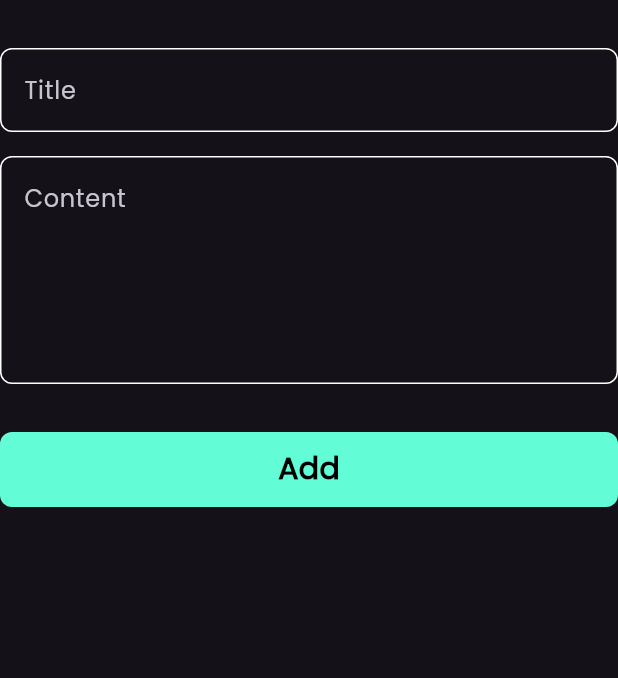
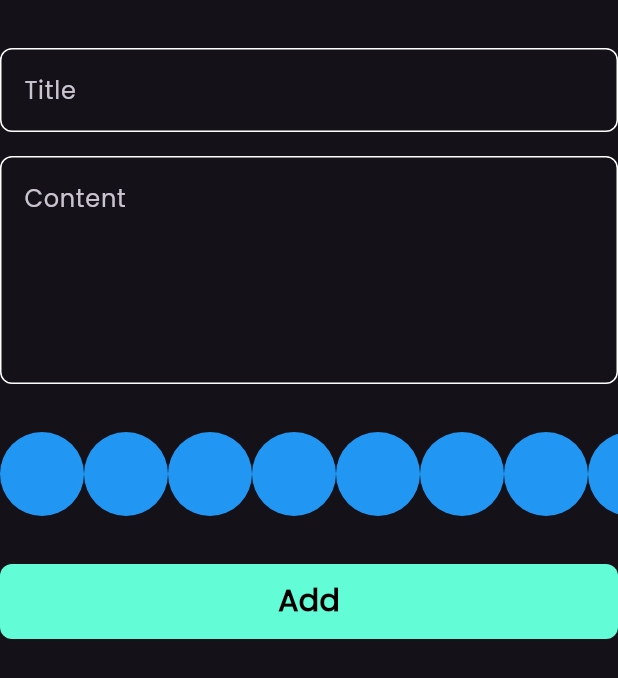
Before and after one commit to ragehh/notes_app, a Flutter app: the AddNoteForm widget shown alone on an empty page, opened directly, on a phone screen of 412 x 824 dp. Shown: the top 678 px of the screen. Run offline on Flutter 3.47's test engine with Material 3 defaults, Android fonts, the phone set to English and light mode, and no system bars; our stand-ins replace flutter_bloc, font_awesome_flutter, hive, hive_flutter; accounts and stored records are empty.

Commit message:
Create colors list view part one

```diff
--- a/lib/views/widgets/add_note_form.dart
+++ b/lib/views/widgets/add_note_form.dart
@@ -3,6 +3,7 @@ import 'package:flutter_bloc/flutter_bloc.dart';
 import 'package:intl/intl.dart';
 import 'package:notes_app/cubits/add_note_cubit/add_note_cubit.dart';
 import 'package:notes_app/models/note_model.dart';
+import 'package:notes_app/views/widgets/colors_list_view.dart';
 
 import 'custom_button.dart';
 import 'custom_text_field.dart';
@@ -42,6 +43,9 @@ class _AddNoteFormState extends State<AddNoteForm> {
             maxLines: 5,
           ),
           const SizedBox(height: 32),
+          ColorsListView(),
+          const SizedBox(height: 32),
+
           BlocBuilder<AddNoteCubit, AddNoteState>(
             builder: (context, state) {
               return CustomButton(
--- /dev/null
+++ b/lib/views/widgets/colors_list_view.dart
@@ -0,0 +1,28 @@
+import 'package:flutter/material.dart';
+
+class ColorsListView extends StatelessWidget {
+  const ColorsListView({super.key});
+
+  @override
+  Widget build(BuildContext context) {
+    return SizedBox(
+      height: 28 * 2,
+      child: ListView.builder(
+        itemCount: 10,
+        scrollDirection: Axis.horizontal,
+        itemBuilder: (context, index) {
+          return ColorItem();
+        },
+      ),
+    );
+  }
+}
+
+class ColorItem extends StatelessWidget {
+  const ColorItem({super.key});
+
+  @override
+  Widget build(BuildContext context) {
+    return const CircleAvatar(radius: 28, backgroundColor: Colors.blue);
+  }
+}
```
